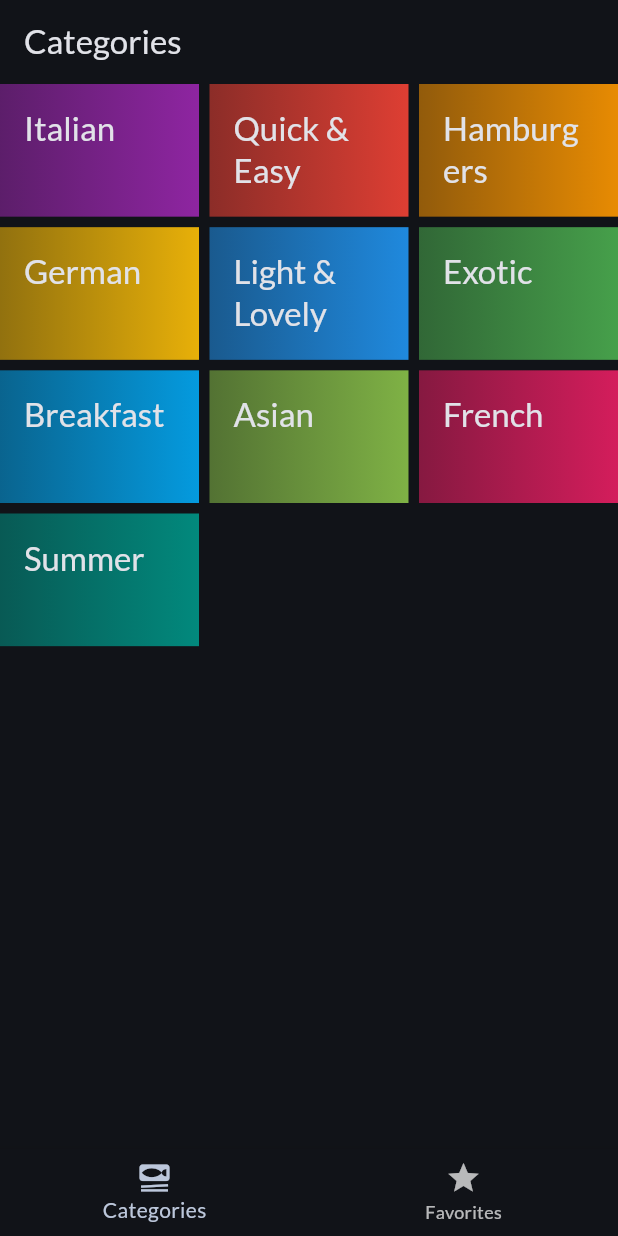
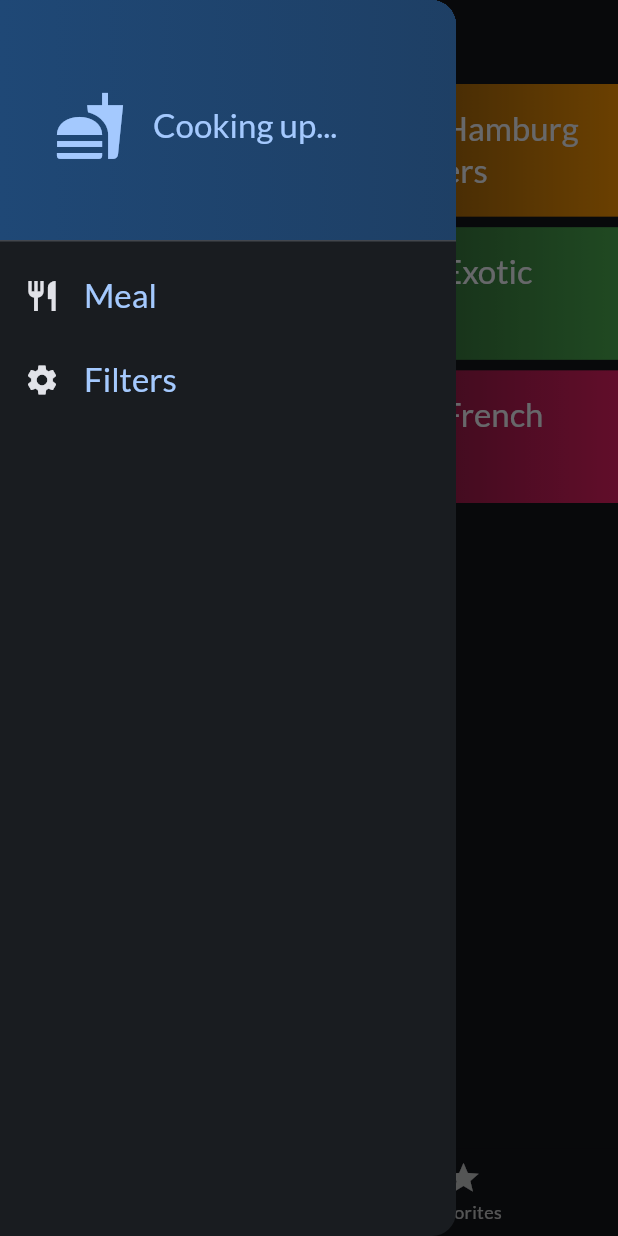
Before and after one commit to AhmedJawad99/Meals-App, a Flutter app: the screen it shows after launch, with the side drawer open (before the commit the screen has no drawer), on a phone screen of 412 x 824 dp. Run offline on Flutter 3.47's test engine with Material 3 defaults, Android fonts, the phone set to English and light mode, and no system bars; our stand-ins replace google_fonts, transparent_image.

Commit message:
drawer and filters

```diff
--- /dev/null
+++ b/lib/widgets/main_drawer.dart
@@ -0,0 +1,75 @@
+import 'package:flutter/material.dart';
+
+class MainDrawer extends StatelessWidget {
+  const MainDrawer({super.key, required this.onSelectScreen});
+
+  final void Function(String identifier) onSelectScreen;
+
+  @override
+  Widget build(BuildContext context) {
+    return Drawer(
+      child: Column(
+        children: [
+          DrawerHeader(
+            decoration: BoxDecoration(
+                gradient: LinearGradient(colors: [
+              Theme.of(context).colorScheme.primaryContainer,
+              Theme.of(context).colorScheme.primaryContainer.withOpacity(0.8),
+            ])),
+            child: Padding(
+              padding: const EdgeInsets.all(20),
+              child: Row(
+                children: [
+                  Icon(
+                    Icons.fastfood,
+                    color: Theme.of(context).colorScheme.primary,
+                    size: 48,
+                  ),
+                  const SizedBox(
+                    width: 18,
+                  ),
+                  Text(
+                    'Cooking up...',
+                    style: Theme.of(context)
+                        .textTheme
+                        .titleLarge!
+                        .copyWith(color: Theme.of(context).colorScheme.primary),
+                  ),
+                ],
+              ),
+            ),
+          ),
+          ListTile(
+            onTap: () {
+              //Navigator.of(context).pop();
+              onSelectScreen('meals');
+            },
+            leading: const Icon(Icons.restaurant),
+            iconColor: Theme.of(context).colorScheme.onSurface,
+            title: Text(
+              'Meal',
+              style: Theme.of(context)
+                  .textTheme
+                  .titleLarge!
+                  .copyWith(color: Theme.of(context).colorScheme.primary),
+            ),
+          ),
+          ListTile(
+            onTap: () {
+              onSelectScreen('filters');
+            },
+            leading: const Icon(Icons.settings),
+            iconColor: Theme.of(context).colorScheme.onSurface,
+            title: Text(
+              'Filters',
+              style: Theme.of(context)
+                  .textTheme
+                  .titleLarge!
+                  .copyWith(color: Theme.of(context).colorScheme.primary),
+            ),
+          ),
+        ],
+      ),
+    );
+  }
+}
```
Also changed, not shown: lib/screens/filters_screen.dart (added, +93 -0 lines), lib/screens/tabs_screen.dart (+15 -0 lines).
